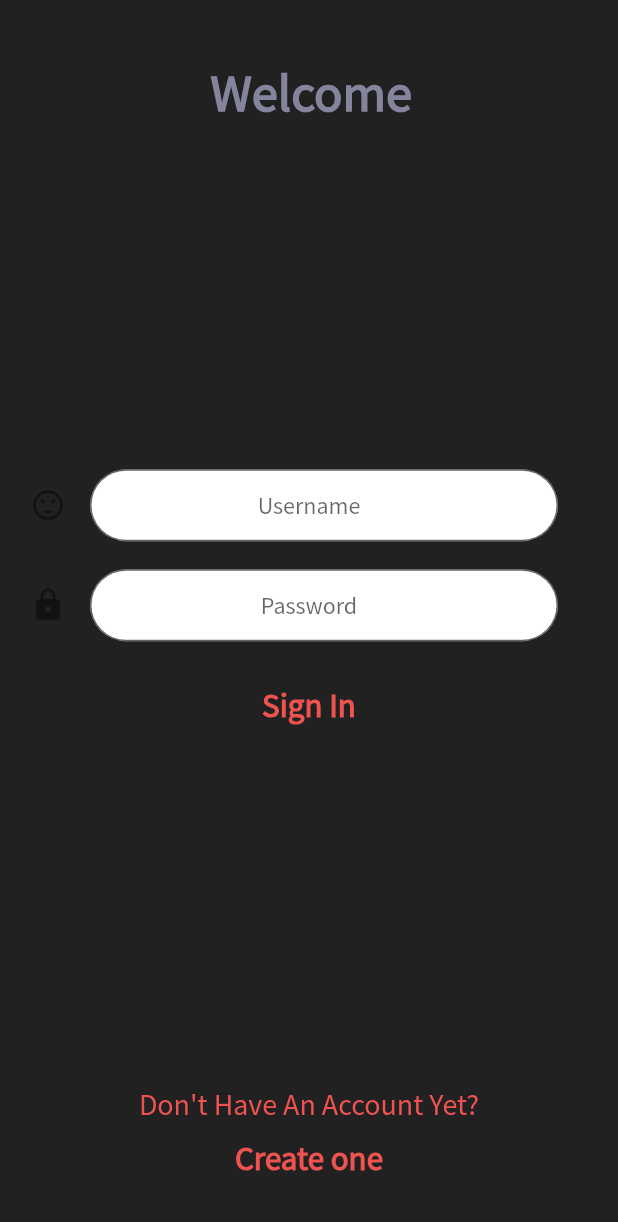
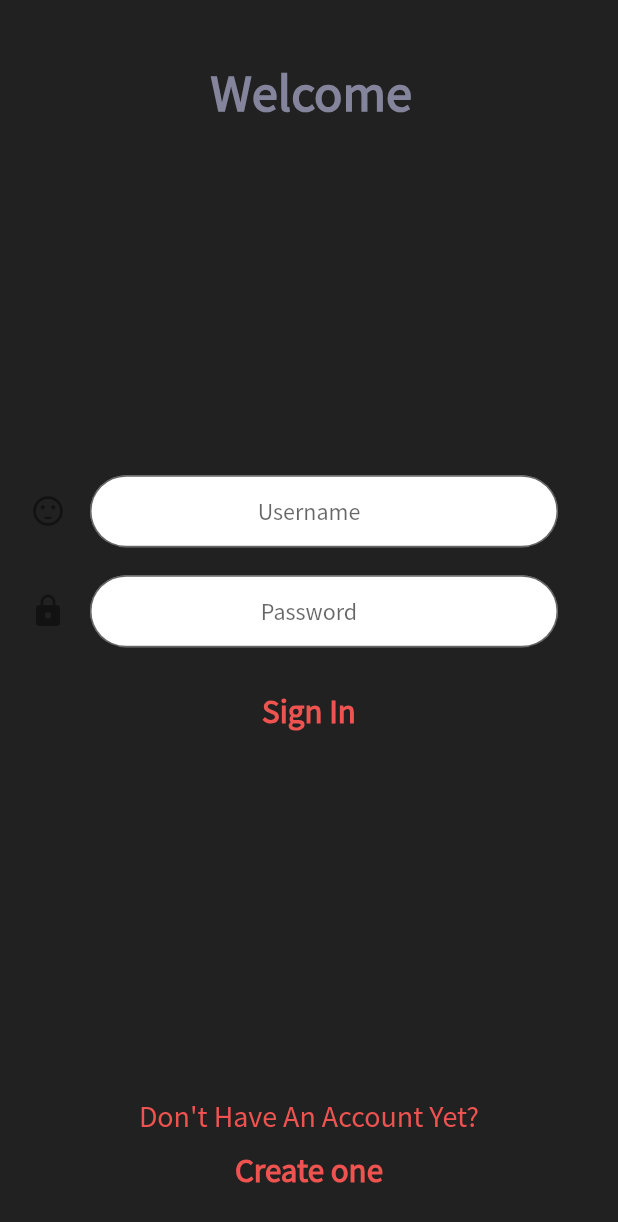
Before and after one commit to Patiyang/ToDo-app, a Flutter app: the screen it shows after launch, after a tap on "Sign In", on a phone screen of 412 x 824 dp. Shown: the top 1222 px of the screen. Run offline on Flutter 3.47's test engine with Material 2 defaults, Android fonts, the phone set to English and light mode, and no system bars; our stand-ins replace rxdart, shared_preferences; network calls fail.

Commit message:
simple man

```diff
--- a/lib/Interfaces/Login/Login.dart
+++ b/lib/Interfaces/Login/Login.dart
@@ -4,11 +4,9 @@ import 'package:todo_app/bloc/blocs/register_bloc.dart';
 
 class LoginPage extends StatefulWidget {
   final newUser;
-  //final VoidCallback registerPressed;
   final VoidCallback loginPressed;
 
-  const LoginPage({Key key, this.newUser, this.loginPressed})
-      : super(key: key);
+  const LoginPage({Key key, this.newUser, this.loginPressed}): super(key: key);
 
   @override
   _LoginPageState createState() => _LoginPageState();
@@ -102,7 +100,7 @@ class _LoginPageState extends State<LoginPage> {
             ),
           ),
           Container(
-            padding: EdgeInsets.only(left: 20, bottom: 9),
+            padding: EdgeInsets.only(left: 20, bottom: 1),
             child: Column(
               children: <Widget>[
                 Text('Don\'t Have An Account Yet?', style: redTerms),
@@ -151,15 +149,10 @@ class _LoginPageState extends State<LoginPage> {
             child: Text('Sign Up'),
             onPressed: () {
               // User user;
-              if (passwordCont != null ||
-                  usernameCont != null ||
-                  firstnameCont != null ||
-                  emailCont != null ||
-                  lastnameCont != null) {
-                bloc
-                    .registerUser(usernameCont.text, firstnameCont.text,
-                        lastnameCont.text, emailCont.text, passwordCont.text)
-                    .then((_) {
+              if (passwordCont != null || usernameCont != null ||
+                  firstnameCont != null || emailCont != null || lastnameCont != null) {
+                bloc.registerUser(usernameCont.text, firstnameCont.text,
+                        lastnameCont.text, emailCont.text, passwordCont.text).then((_) {
                   widget.loginPressed();
                 });
               }
@@ -169,10 +162,4 @@ class _LoginPageState extends State<LoginPage> {
       ),
     );
   }
-
-  // void saveApiKey(User user) async {
-  //   SharedPreferences prefs = await SharedPreferences.getInstance();
-  //   prefs.setString('API_Token', user.apikey);
-  // }
-  // await prefs.getString(apiKey);
 }
--- a/lib/bloc/resources/Registerprovider.dart
+++ b/lib/bloc/resources/Registerprovider.dart
@@ -4,17 +4,17 @@ import 'package:shared_preferences/shared_preferences.dart';
 import 'dart:convert';
 import 'package:todo_app/Models/Classes/registerUser.dart';
 
-//here we get the Api built with flask for registering a new user
+//here we make the post and get requests to the API
 
 class RegisterApi{
   Client client = Client();
-   final _apiKey = 'http://10.0.2.2:5000/api/register';
+   final _apiProvider = 'http://10.0.2.2:5000/api/register';
   Future<User> registerUser(
     String username, String firstname, String lastname,
     String email,String password) async{
     print('you are in ');
     final response = await client
-    .post(_apiKey,
+    .post(_apiProvider,
      body: jsonEncode({
             "username":username,
             "first_name": firstname,
@@ -27,7 +27,7 @@ class RegisterApi{
     print(response.body.toString());
     final Map result = json.decode(response.body);
     if (response.statusCode == 201){
-      saveApiKey(result['data']['api_key'] );
+      saveApiKey(result['data']['api_key']);
       return User.fromJson(json.decode(response.body));
     }else{
       throw Exception('failed to register');
@@ -40,7 +40,7 @@ class RegisterApi{
 
 Future signInUser(
     String username, String password) async{
-    print('you are in ');
+    print('trying to sign in an existing user');
     final response = await client
     .post('http://10.0.2.2:5000/api/SignIn&username',
      body: jsonEncode({
@@ -54,7 +54,7 @@ Future signInUser(
     if (response.statusCode == 201){
       saveApiKey(result['data']['api_key'] );
     }else{
-      throw Exception('failed to register');
+      throw Exception('failed to sign in');
     }
   }
 
```
Also changed, not shown: lib/main.dart (+1 -8 lines).
